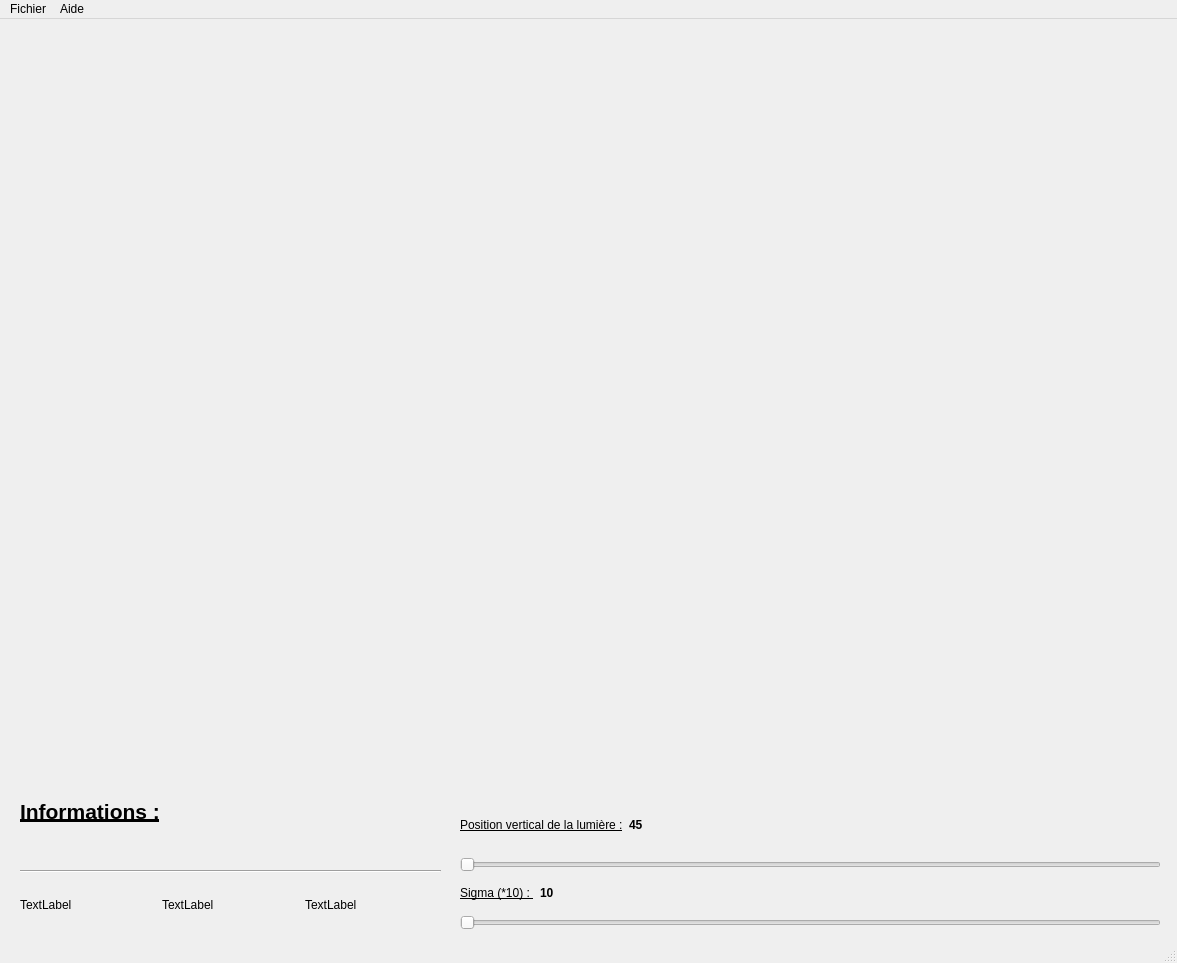
Jonathan-Granier/Rendering-Novat-Style, file src/MainWindow/mainwindow.ui: the form before one commit.
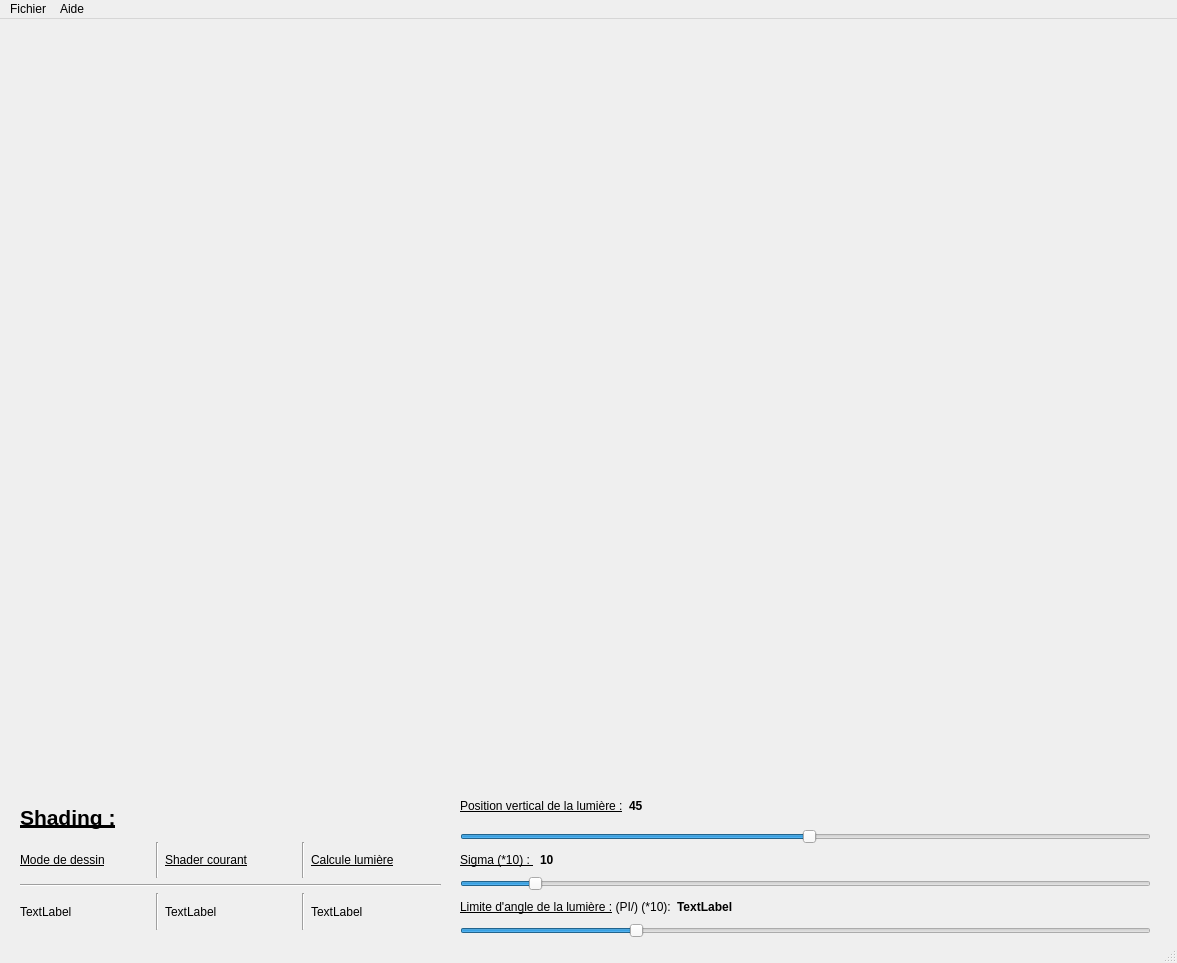
The form after the commit. Icons and pictures are not drawn.

Diff of the .ui file:
```diff
--- a/src/MainWindow/mainwindow.ui
+++ b/src/MainWindow/mainwindow.ui
@@ -40,10 +40,49 @@
      <item>
       <widget class="QLabel" name="informationTitle">
        <property name="text">
-        <string>&lt;html&gt;&lt;head/&gt;&lt;body&gt;&lt;p&gt;&lt;span style=&quot; font-size:16pt; font-weight:600; text-decoration: underline;&quot;&gt;Informations :&lt;/span&gt;&lt;/p&gt;&lt;p&gt;&lt;br/&gt;&lt;/p&gt;&lt;/body&gt;&lt;/html&gt;</string>
+        <string>&lt;html&gt;&lt;head/&gt;&lt;body&gt;&lt;p&gt;&lt;span style=&quot; font-size:16pt; font-weight:600; text-decoration: underline;&quot;&gt;Shading :&lt;/span&gt;&lt;/p&gt;&lt;/body&gt;&lt;/html&gt;</string>
        </property>
       </widget>
      </item>
+     <item>
+      <layout class="QHBoxLayout" name="horizontalLayout_6">
+       <item>
+        <widget class="QLabel" name="label_6">
+         <property name="text">
+          <string>&lt;html&gt;&lt;head/&gt;&lt;body&gt;&lt;p&gt;&lt;span style=&quot; text-decoration: underline;&quot;&gt;Mode de dessin&lt;/span&gt;&lt;/p&gt;&lt;/body&gt;&lt;/html&gt;</string>
+         </property>
+        </widget>
+       </item>
+       <item>
+        <widget class="Line" name="line_7">
+         <property name="orientation">
+          <enum>Qt::Vertical</enum>
+         </property>
+        </widget>
+       </item>
+       <item>
+        <widget class="QLabel" name="label_5">
+         <property name="text">
+          <string>&lt;html&gt;&lt;head/&gt;&lt;body&gt;&lt;p&gt;&lt;span style=&quot; text-decoration: underline;&quot;&gt;Shader courant&lt;/span&gt;&lt;/p&gt;&lt;/body&gt;&lt;/html&gt;</string>
+         </property>
+        </widget>
+       </item>
+       <item>
+        <widget class="Line" name="line_8">
+         <property name="orientation">
+          <enum>Qt::Vertical</enum>
+         </property>
+        </widget>
+       </item>
+       <item>
+        <widget class="QLabel" name="label">
+         <property name="text">
+          <string>&lt;html&gt;&lt;head/&gt;&lt;body&gt;&lt;p&gt;&lt;span style=&quot; text-decoration: underline;&quot;&gt;Calcule lumière&lt;/span&gt;&lt;/p&gt;&lt;/body&gt;&lt;/html&gt;</string>
+         </property>
+        </widget>
+       </item>
+      </layout>
+     </item>
      <item>
       <widget class="Line" name="lineInfo">
        <property name="orientation">
@@ -60,6 +99,13 @@
          </property>
         </widget>
        </item>
+       <item>
+        <widget class="Line" name="line_5">
+         <property name="orientation">
+          <enum>Qt::Vertical</enum>
+         </property>
+        </widget>
+       </item>
        <item>
         <widget class="QLabel" name="shader">
          <property name="text">
@@ -67,6 +113,13 @@
          </property>
         </widget>
        </item>
+       <item>
+        <widget class="Line" name="line_6">
+         <property name="orientation">
+          <enum>Qt::Vertical</enum>
+         </property>
+        </widget>
+       </item>
        <item>
         <widget class="QLabel" name="lightMode">
          <property name="text">
@@ -82,9 +135,9 @@
     <property name="geometry">
      <rect>
       <x>460</x>
-      <y>780</y>
-      <width>701</width>
-      <height>131</height>
+      <y>770</y>
+      <width>691</width>
+      <height>149</height>
      </rect>
     </property>
     <layout class="QVBoxLayout" name="verticalLayout_2">
@@ -126,6 +179,9 @@
          <property name="maximum">
           <number>89</number>
          </property>
+         <property name="value">
+          <number>45</number>
+         </property>
          <property name="orientation">
           <enum>Qt::Horizontal</enum>
          </property>
@@ -169,11 +225,65 @@
            <property name="maximum">
             <number>100</number>
            </property>
+           <property name="value">
+            <number>10</number>
+           </property>
            <property name="orientation">
             <enum>Qt::Horizontal</enum>
            </property>
           </widget>
          </item>
+         <item>
+          <layout class="QVBoxLayout" name="verticalLayout_5">
+           <item>
+            <layout class="QHBoxLayout" name="horizontalLayout_4">
+             <item>
+              <widget class="QLabel" name="lightThresholdLabel">
+               <property name="text">
+                <string>&lt;html&gt;&lt;head/&gt;&lt;body&gt;&lt;p&gt;&lt;span style=&quot; text-decoration: underline;&quot;&gt;Limite d'angle de la lumière :&lt;/span&gt; (PI/) (*10):&lt;/p&gt;&lt;/body&gt;&lt;/html&gt;</string>
+               </property>
+              </widget>
+             </item>
+             <item>
+              <widget class="QLabel" name="lightThresholdValue">
+               <property name="text">
+                <string>&lt;html&gt;&lt;head/&gt;&lt;body&gt;&lt;p&gt;&lt;span style=&quot; font-weight:600;&quot;&gt;TextLabel&lt;/span&gt;&lt;/p&gt;&lt;/body&gt;&lt;/html&gt;</string>
+               </property>
+              </widget>
+             </item>
+             <item>
+              <spacer name="horizontalSpacer_3">
+               <property name="orientation">
+                <enum>Qt::Horizontal</enum>
+               </property>
+               <property name="sizeHint" stdset="0">
+                <size>
+                 <width>40</width>
+                 <height>20</height>
+                </size>
+               </property>
+              </spacer>
+             </item>
+            </layout>
+           </item>
+           <item>
+            <widget class="QSlider" name="lightThresholdSlider">
+             <property name="minimum">
+              <number>20</number>
+             </property>
+             <property name="maximum">
+              <number>100</number>
+             </property>
+             <property name="value">
+              <number>40</number>
+             </property>
+             <property name="orientation">
+              <enum>Qt::Horizontal</enum>
+             </property>
+            </widget>
+           </item>
+          </layout>
+         </item>
         </layout>
        </item>
       </layout>
```
Left out of the diff: 24 changed lines with no effect on the pictures.
